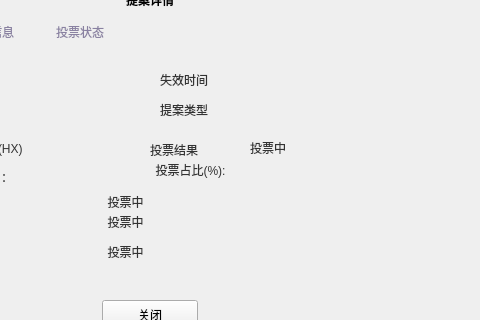
HcashOrg/hx-indicator, file LNKWallet/guard/ProposalDetailDialog.ui: the form before one commit; both pictures show x 330 to 810 and y 111 to 431 of the 960 by 543 pixel window.
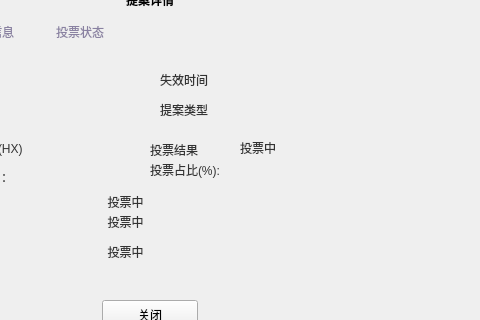
The form after the commit.

What changed in the file:
```diff
--- a/LNKWallet/guard/ProposalDetailDialog.ui
+++ b/LNKWallet/guard/ProposalDetailDialog.ui
@@ -1000,7 +1000,7 @@
         <widget class="QLabel" name="label_votestate">
          <property name="geometry">
           <rect>
-           <x>330</x>
+           <x>320</x>
            <y>10</y>
            <width>81</width>
            <height>16</height>
@@ -1100,7 +1100,7 @@
           <string>投票占比(%):</string>
          </property>
          <property name="alignment">
-          <set>Qt::AlignCenter</set>
+          <set>Qt::AlignLeading|Qt::AlignLeft|Qt::AlignVCenter</set>
          </property>
         </widget>
        </widget>
```
Left out of the diff: 2 changed lines with no effect on the pictures.
